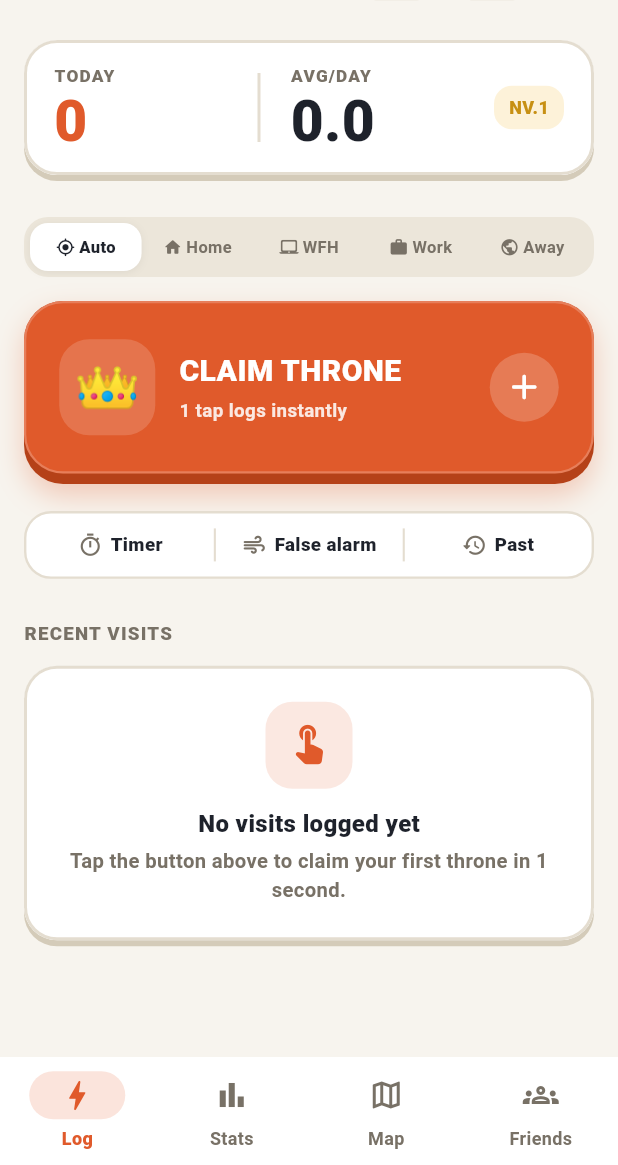
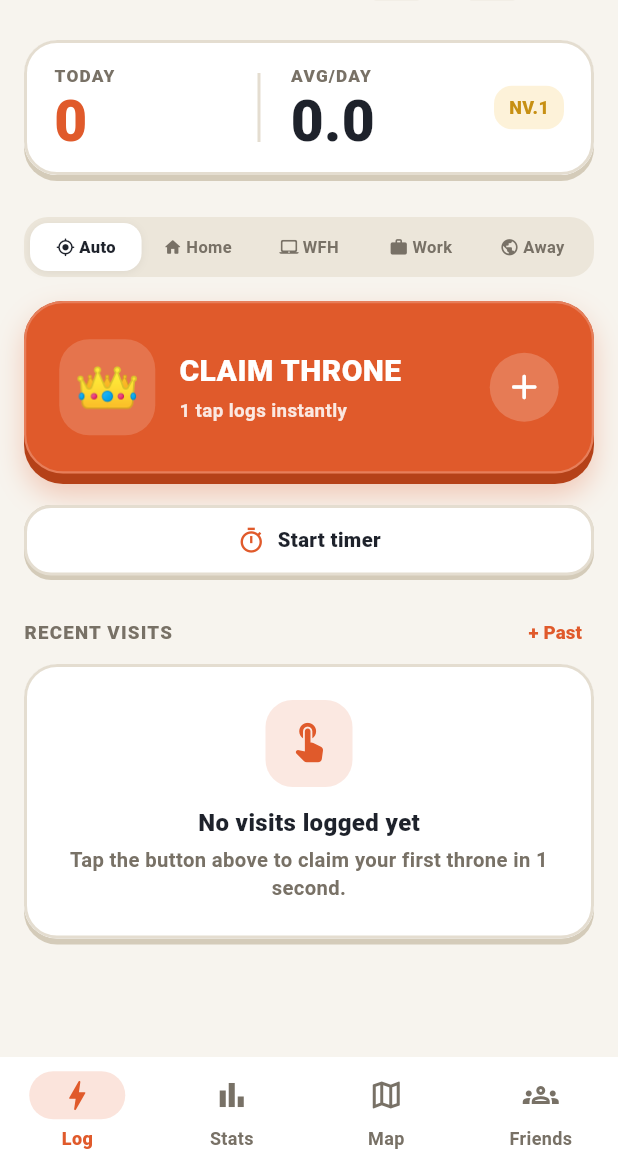
Before and after one commit to goritm/Trono, a Flutter app: the screen it shows after launch, after a tap on "Skip", on a phone screen of 412 x 824 dp, the part 71-1236 px from its top. Run offline on Flutter 3.47's test engine with Material 3 defaults, Android fonts, the phone set to English and light mode, and no system bars; our stand-ins replace file_picker, flutter_map, geolocator, latlong2, local_auth, material_ui and 5 more; missing offline and left inert: home_widget; accounts and stored records are empty; network calls fail; statements that could not run were skipped.

Commit message:
feat(ux): dual-mode hero timer, clean Home shortcuts, Feed|Ranking|Challenges order & 2-state sharing (V2.7)

```diff
--- a/lib/models/bathroom_log.dart
+++ b/lib/models/bathroom_log.dart
@@ -142,6 +142,15 @@ enum ShareLevel {
     ShareLevel.summaryOnly => 'summary_only',
     ShareLevel.full => 'full',
   };
+
+  static const List<ShareLevel> selectableValues = [
+    ShareLevel.full,
+    ShareLevel.private,
+  ];
+
+  /// Normalizes legacy `summaryOnly` values to `full` for the 2-state UI picker.
+  ShareLevel get normalizedForUi =>
+      this == ShareLevel.private ? ShareLevel.private : ShareLevel.full;
 
   static ShareLevel fromDb(String? value) {
     return switch (value) {
--- a/lib/screens/home_screen.dart
+++ b/lib/screens/home_screen.dart
@@ -415,7 +415,48 @@ class _HomeScreenState extends State<HomeScreen> {
               ),
               const SizedBox(height: 16),
 
-              // THE SINGLE ANIMATED 3D HERO BUTTON (with juicy click feedback + brief delay before sheet)
+              // THE DUAL-MODE 3D HERO BUTTON (Instant Claim OR Active Live Session Timer)
+              if (controller.isTimerRunning) ...[
+                _LiveTimerHeroButton(
+                  key: const ValueKey('home_hero_timer_btn'),
+                  clockText: _formatClock(controller.elapsedTimerSeconds),
+                  subtitle: s.timerFinishSubtitle,
+                  liveEarningsText: (controller.hasHourlyRate &&
+                          (_locationMode == _QuickLocationMode.wfh ||
+                              _locationMode == _QuickLocationMode.work))
+                      ? '💰 +${controller.currencySymbol}${((controller.elapsedTimerSeconds / 3600.0) * controller.hourlyRate!).toStringAsFixed(2)}'
+                      : null,
+                  onFinishTap: () => _handleQuickTap(
+                    context,
+                    BathroomType.poop,
+                    locationKind: _selectedLocationKind,
+                    tags: _selectedInitialTags,
+                    sheetDelay: const Duration(milliseconds: 200),
+                  ),
+                ),
+                const SizedBox(height: 10),
+                Center(
+                  child: TextButton.icon(
+                    key: const ValueKey('home_cancel_timer_btn'),
+                    onPressed: controller.cancelTimer,
+                    style: TextButton.styleFrom(
+                      foregroundColor: TronoColors.muted(context),
+                      padding: const EdgeInsets.symmetric(
+                        horizontal: 14,
+                        vertical: 8,
+                      ),
+                    ),
+                    icon: const Icon(Icons.close_rounded, size: 17),
+                    label: Text(
+                      s.cancelTimerFull,
+                      style: const TextStyle(
+                        fontSize: 13,
+                        fontWeight: FontWeight.w800,
+                      ),
+                    ),
+                  ),
+                ),
+              ] else ...[
                 _AnimatedHeroLogButton(
                   title: s.heroLogTitle.toUpperCase(),
                   successTitle: s.heroLoggedFlash.toUpperCase(),
@@ -428,133 +469,51 @@ class _HomeScreenState extends State<HomeScreen> {
                     sheetDelay: const Duration(milliseconds: 360),
                   ),
                 ),
-              const SizedBox(height: 18),
-
-              // Active Live Timer Pill OR Clean Subtle Utility Strip
-              if (controller.isTimerRunning)
-                ChunkyCard(
-                  color: TronoColors.obsidian,
-                  borderColor: TronoColors.gold.withValues(alpha: 0.6),
-                  lipColor: TronoColors.obsidianLip,
+                const SizedBox(height: 14),
+                ChunkyButton(
+                  key: const ValueKey('home_start_timer_btn'),
+                  width: double.infinity,
+                  color: TronoColors.surface(context),
+                  lipColor: TronoColors.lip(context),
+                  borderColor: TronoColors.border(context),
+                  lipHeight: 3,
+                  borderRadius: 18,
                   padding: const EdgeInsets.symmetric(
                     horizontal: 16,
                     vertical: 12,
                   ),
+                  onPressed: () {
+                    HapticFeedback.selectionClick();
+                    controller.startTimer();
+                  },
                   child: Row(
+                    mainAxisAlignment: MainAxisAlignment.center,
                     children: [
-                      Container(
-                        width: 38,
-                        height: 38,
-                        decoration: BoxDecoration(
-                          color: TronoColors.gold.withValues(alpha: 0.2),
-                          borderRadius: BorderRadius.circular(12),
+                      const Icon(
+                        Icons.timer_outlined,
+                        size: 19,
+                        color: TronoColors.terracotta,
                       ),
-                        child: const Icon(
-                          Icons.timer_rounded,
-                          color: TronoColors.gold,
-                          size: 20,
-                        ),
-                      ),
-                      const SizedBox(width: 12),
-                      Expanded(
-                        child: Column(
-                          crossAxisAlignment: CrossAxisAlignment.start,
-                          children: [
+                      const SizedBox(width: 8),
                       Text(
-                              '${s.timerRunning} ${_formatClock(controller.elapsedTimerSeconds)}',
-                              style: const TextStyle(
-                                fontSize: 15.5,
-                                fontWeight: FontWeight.w900,
-                                color: Colors.white,
-                                fontFeatures: [FontFeature.tabularFigures()],
-                              ),
-                            ),
-                            Text(
-                              s.timerHint,
+                        s.startTimer,
                         style: TextStyle(
-                                fontSize: 11.5,
-                                fontWeight: FontWeight.w600,
-                                color: Colors.white.withValues(alpha: 0.72),
+                          fontSize: 13.5,
+                          fontWeight: FontWeight.w800,
+                          color: TronoColors.ink(context),
                         ),
                       ),
                     ],
                   ),
                 ),
-                      IconButton(
-                        onPressed: controller.cancelTimer,
-                        tooltip: s.cancelTimer,
-                        icon: const Icon(
-                          Icons.close_rounded,
-                          color: Colors.white,
-                        ),
-                      ),
               ],
-                  ),
-                )
-              else
-                Container(
-                  decoration: BoxDecoration(
-                    color: TronoColors.surface(context),
-                    borderRadius: BorderRadius.circular(18),
-                    border: Border.all(
-                      color: TronoColors.border(context),
-                      width: 1.6,
-                    ),
-                  ),
-                  child: IntrinsicHeight(
-                    child: Row(
+              const SizedBox(height: 26),
+
+              // Today / Recent History Header + discreet "+ Past" shortcut
+              Row(
                 children: [
                   Expanded(
-                          child: _UtilityAction(
-                            icon: Icons.timer_outlined,
-                            label: s.timerShort,
-                            onTap: () {
-                              HapticFeedback.selectionClick();
-                              controller.startTimer();
-                            },
-                          ),
-                        ),
-                        VerticalDivider(
-                          width: 1,
-                          thickness: 1.4,
-                          indent: 10,
-                          endIndent: 10,
-                          color: TronoColors.border(context),
-                        ),
-                        Expanded(
-                          child: _UtilityAction(
-                            icon: Icons.air_rounded,
-                            label: s.typeName(BathroomType.falseAlarm),
-                            onTap: () => _handleQuickTap(
-                              context,
-                              BathroomType.falseAlarm,
-                              locationKind: _selectedLocationKind,
-                              tags: _selectedInitialTags,
-                            ),
-                          ),
-                        ),
-                        VerticalDivider(
-                          width: 1,
-                          thickness: 1.4,
-                          indent: 10,
-                          endIndent: 10,
-                          color: TronoColors.border(context),
-                        ),
-                        Expanded(
-                          child: _UtilityAction(
-                            icon: Icons.history_rounded,
-                            label: s.pastVisitShort,
-                            onTap: () => _handleAddPast(context),
-                          ),
-                        ),
-                      ],
-                    ),
-                  ),
-                ),
-              const SizedBox(height: 28),
-
-              // Today / Recent History Header
-              Text(
+                    child: Text(
                       (todayLogs.isNotEmpty ? s.todayHistory : s.recentHistory)
                           .toUpperCase(),
                       style: TextStyle(
@@ -563,6 +522,30 @@ class _HomeScreenState extends State<HomeScreen> {
                         letterSpacing: 0.8,
                         color: TronoColors.muted(context),
                       ),
+                    ),
+                  ),
+                  TextButton(
+                    key: const ValueKey('home_add_past_btn'),
+                    onPressed: () => _handleAddPast(context),
+                    style: TextButton.styleFrom(
+                      foregroundColor: TronoColors.terracotta,
+                      visualDensity: VisualDensity.compact,
+                      padding: const EdgeInsets.symmetric(
+                        horizontal: 8,
+                        vertical: 4,
+                      ),
+                      minimumSize: Size.zero,
+                      tapTargetSize: MaterialTapTargetSize.shrinkWrap,
+                    ),
+                    child: Text(
+                      s.addPastShortBtn,
+                      style: const TextStyle(
+                        fontSize: 12.5,
+                        fontWeight: FontWeight.w900,
+                      ),
+                    ),
+                  ),
+                ],
               ),
               const SizedBox(height: 12),
 
@@ -990,44 +973,122 @@ class _ModeTab extends StatelessWidget {
   }
 }
 
-class _UtilityAction extends StatelessWidget {
-  const _UtilityAction({
-    required this.icon,
-    required this.label,
-    required this.onTap,
+class _LiveTimerHeroButton extends StatelessWidget {
+  const _LiveTimerHeroButton({
+    super.key,
+    required this.clockText,
+    required this.subtitle,
+    required this.onFinishTap,
+    this.liveEarningsText,
   });
 
-  final IconData icon;
-  final String label;
-  final VoidCallback onTap;
+  final String clockText;
+  final String subtitle;
+  final String? liveEarningsText;
+  final VoidCallback onFinishTap;
 
   @override
   Widget build(BuildContext context) {
-    final muted = TronoColors.muted(context);
-    return InkWell(
-      onTap: onTap,
-      borderRadius: BorderRadius.circular(16),
-      child: Padding(
-        padding: const EdgeInsets.symmetric(horizontal: 6, vertical: 12),
+    return ChunkyButton(
+      width: double.infinity,
+      color: TronoColors.obsidian,
+      lipColor: TronoColors.obsidianLip,
+      borderColor: TronoColors.gold,
+      lipHeight: 6,
+      borderRadius: 26,
+      padding: const EdgeInsets.symmetric(horizontal: 22, vertical: 22),
+      onPressed: onFinishTap,
       child: Row(
-          mainAxisAlignment: MainAxisAlignment.center,
         children: [
-            Icon(icon, size: 17, color: muted),
-            const SizedBox(width: 5),
-            Flexible(
+          Container(
+            width: 60,
+            height: 60,
+            decoration: BoxDecoration(
+              color: TronoColors.gold.withValues(alpha: 0.2),
+              borderRadius: BorderRadius.circular(18),
+            ),
+            alignment: Alignment.center,
+            child: const Icon(
+              Icons.timer_rounded,
+              color: TronoColors.gold,
+              size: 32,
+            ),
+          ),
+          const SizedBox(width: 16),
+          Expanded(
+            child: Column(
+              crossAxisAlignment: CrossAxisAlignment.start,
+              children: [
+                Wrap(
+                  crossAxisAlignment: WrapCrossAlignment.center,
+                  spacing: 8,
+                  runSpacing: 4,
+                  children: [
+                    Text(
+                      clockText,
+                      style: const TextStyle(
+                        color: TronoColors.gold,
+                        fontSize: 26,
+                        fontWeight: FontWeight.w900,
+                        letterSpacing: 0.6,
+                        fontFeatures: [FontFeature.tabularFigures()],
+                      ),
+                    ),
+                    if (liveEarningsText != null)
+                      Container(
+                        padding: const EdgeInsets.symmetric(
+                          horizontal: 8,
+                          vertical: 3,
+                        ),
+                        decoration: BoxDecoration(
+                          color: const Color(0xFF2B2618),
+                          borderRadius: BorderRadius.circular(10),
+                          border: Border.all(
+                            color: TronoColors.gold.withValues(alpha: 0.6),
+                            width: 1.2,
+                          ),
+                        ),
                         child: Text(
-                label,
-                maxLines: 1,
-                overflow: TextOverflow.ellipsis,
-                style: TextStyle(
-                  fontSize: 12.5,
-                  fontWeight: FontWeight.w800,
-                  color: TronoColors.ink(context),
+                          liveEarningsText!,
+                          style: const TextStyle(
+                            color: TronoColors.gold,
+                            fontSize: 12,
+                            fontWeight: FontWeight.w900,
+                            fontFeatures: [FontFeature.tabularFigures()],
                           ),
                         ),
                       ),
                   ],
                 ),
+                const SizedBox(height: 3),
+                Text(
+                  subtitle,
+                  maxLines: 1,
+                  overflow: TextOverflow.ellipsis,
+                  style: TextStyle(
+                    color: Colors.white.withValues(alpha: 0.86),
+                    fontSize: 12.5,
+                    fontWeight: FontWeight.w700,
+                  ),
+                ),
+              ],
+            ),
+          ),
+          const SizedBox(width: 8),
+          Container(
+            width: 46,
+            height: 46,
+            decoration: const BoxDecoration(
+              color: TronoColors.sage,
+              shape: BoxShape.circle,
+            ),
+            child: const Icon(
+              Icons.check_rounded,
+              color: Colors.white,
+              size: 28,
+            ),
+          ),
+        ],
       ),
     );
   }
--- a/lib/screens/settings_screen.dart
+++ b/lib/screens/settings_screen.dart
@@ -869,10 +869,12 @@ class _SettingsScreenState extends State<SettingsScreen> {
                           Wrap(
                             spacing: 8,
                             runSpacing: 8,
-                            children: ShareLevel.values.map((lvl) {
+                            children: ShareLevel.selectableValues.map((lvl) {
                               return ChoiceChip(
                                 label: Text(s.shareLevelName(lvl)),
-                                selected: ctrl.defaultShareLevel == lvl,
+                                selected:
+                                    ctrl.defaultShareLevel.normalizedForUi ==
+                                    lvl,
                                 onSelected: (_) =>
                                     ctrl.setDefaultShareLevel(lvl),
                               );
--- a/lib/screens/social_screen.dart
+++ b/lib/screens/social_screen.dart
@@ -223,7 +223,7 @@ class SocialScreen extends StatefulWidget {
 }
 
 class _SocialScreenState extends State<SocialScreen> {
-  int _subTab = 0; // 0 = Feed, 1 = Challenges, 2 = Ranking
+  int _subTab = 0; // 0 = Feed, 1 = Ranking, 2 = Challenges
 
   Future<void> _showCreateGroupDialog() async {
     final s = AppStrings.of(context);
@@ -752,11 +752,11 @@ class _SocialScreenState extends State<SocialScreen> {
                                 ),
                                 ButtonSegment(
                                   value: 1,
-                                  label: Text(s.socialTabChallenges),
+                                  label: Text(s.socialTabRanking),
                                 ),
                                 ButtonSegment(
                                   value: 2,
-                                  label: Text(s.socialTabRanking),
+                                  label: Text(s.socialTabChallenges),
                                 ),
                               ],
                               selected: {_subTab},
@@ -779,8 +779,8 @@ class _SocialScreenState extends State<SocialScreen> {
                                     social,
                                     activeGroup,
                                   ),
-                                1 => _buildChallengesWidgets(context, social),
-                                _ => _buildLeaderboardWidgets(context, social),
+                                1 => _buildLeaderboardWidgets(context, social),
+                                _ => _buildChallengesWidgets(context, social),
                               },
                             ),
                           ),
@@ -2054,16 +2054,6 @@ class _FeedItemCard extends StatelessWidget {
                 ),
               ),
             ],
-          ] else ...[
-            const SizedBox(height: 8),
-            Text(
-              '👥 ${s.summaryOnlyBadge}',
-              style: TextStyle(
-                fontSize: 11.5,
-                fontWeight: FontWeight.w700,
-                color: TronoColors.muted(context),
-              ),
-            ),
           ],
 
           const SizedBox(height: 10),
--- a/lib/services/settings_service.dart
+++ b/lib/services/settings_service.dart
@@ -65,8 +65,11 @@ class SettingsService {
     await _prefs.setString(_kLocaleCode, locale.languageCode);
   }
 
-  ShareLevel get defaultShareLevel =>
-      ShareLevel.fromDb(_prefs.getString(_kDefaultShareLevel));
+  ShareLevel get defaultShareLevel {
+    final raw = _prefs.getString(_kDefaultShareLevel);
+    if (raw == 'private') return ShareLevel.private;
+    return ShareLevel.full;
+  }
 
   Future<void> setDefaultShareLevel(ShareLevel level) async {
     await _prefs.setString(_kDefaultShareLevel, level.dbValue);
--- a/lib/state/trono_controller.dart
+++ b/lib/state/trono_controller.dart
@@ -75,7 +75,7 @@ class TronoController extends ChangeNotifier {
   // Settings mirrors
   ThemeMode _themeMode = ThemeMode.system;
   Locale _locale = const Locale('en');
-  ShareLevel _defaultShareLevel = ShareLevel.summaryOnly;
+  ShareLevel _defaultShareLevel = ShareLevel.full;
   bool _lockEnabled = false;
   bool _biometricEnabled = true;
 
```
Also changed, not shown: lib/l10n/app_strings.dart (+8 -4 lines), lib/widgets/log_detail_sheet.dart (+4 -4 lines), 2 other files. Lines whose indentation alone changed are shown as unchanged.
